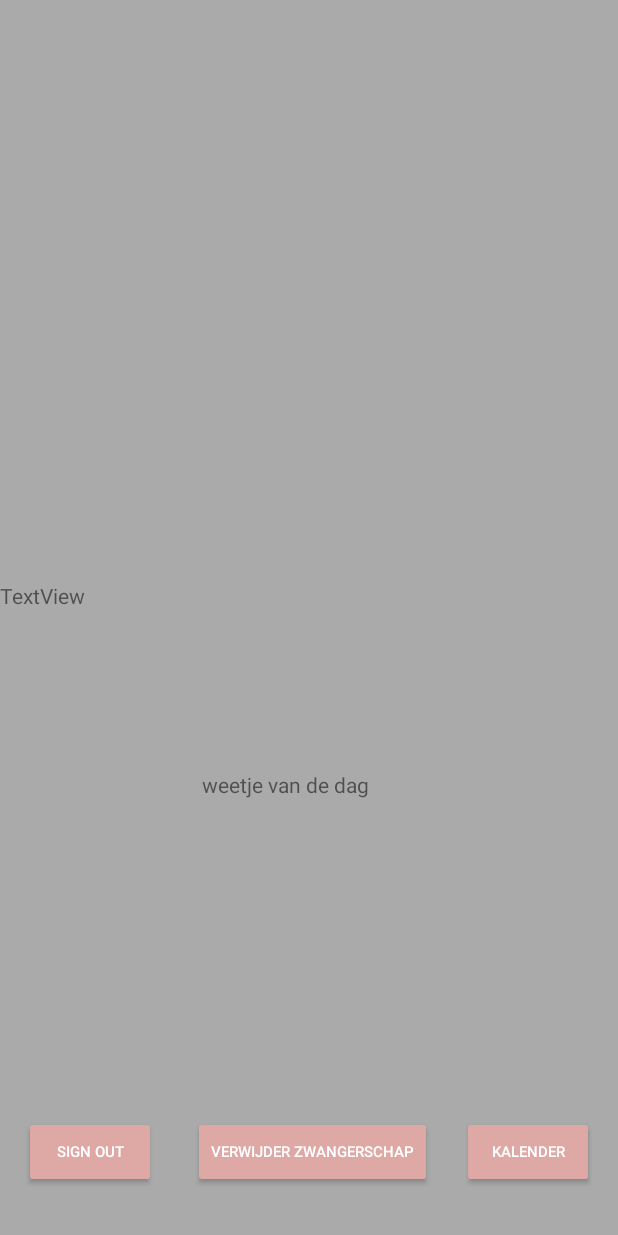
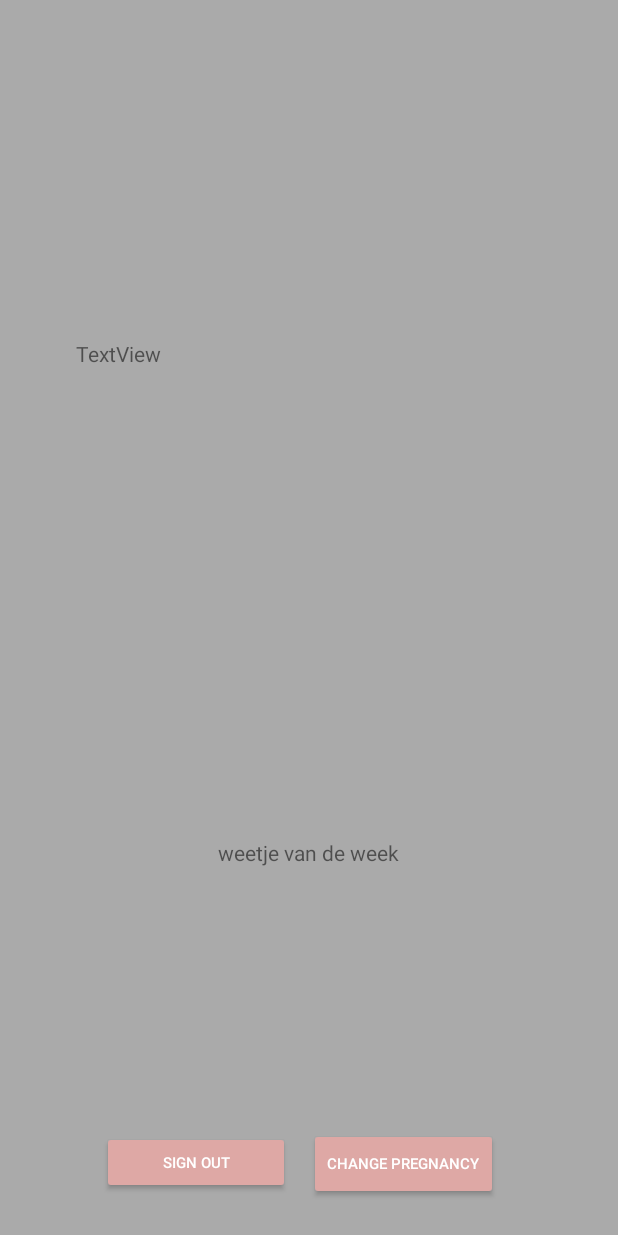
Before and after one commit to stevenbjones/Mobile4_yoann_steven, an Android app: the HomePage screen opened through its navigation route, on a phone screen of 412 x 824 dp. Run offline under Robolectric (Android 15) with nearby library versions, the phone set to English and light mode, and no system bars; our stand-ins replace Firebase (no records; nobody signed in at launch, a user with empty details on screens opened directly), Picasso; libraries missing offline, so code that uses them is left out: com.firebase.ui; 1 statement that could not run was skipped.

Commit message:
aanmaak change pagina
Ook nog aanpassingen hier en daar gedaan

```diff
--- a/bumpyBelly2/app/build.gradle
+++ b/bumpyBelly2/app/build.gradle
@@ -55,6 +55,9 @@ dependencies {
     implementation 'com.google.firebase:firebase-storage:15.0.0'
     implementation 'com.firebaseui:firebase-ui-storage:4.3.2'
 
+    implementation 'com.google.firebase:firebase-auth:19.3.1'
+    implementation 'com.google.android.gms:play-services-auth:18.0.0'
+
 
     implementation 'org.jetbrains.kotlinx:kotlinx-coroutines-android:1.3.6'
 
--- a/bumpyBelly2/app/src/main/java/com/example/bumpy_belly2/HomePage.kt
+++ b/bumpyBelly2/app/src/main/java/com/example/bumpy_belly2/HomePage.kt
@@ -1,7 +1,6 @@
 package com.example.bumpy_belly2
 
 
-import android.content.Intent
 import android.os.Bundle
 import android.view.LayoutInflater
 import android.view.View
@@ -9,10 +8,6 @@ import android.view.ViewGroup
 import androidx.fragment.app.Fragment
 import androidx.navigation.NavController
 import androidx.navigation.Navigation
-import com.bumptech.glide.Glide
-import com.bumptech.glide.module.AppGlideModule
-import com.firebase.ui.storage.images.FirebaseImageLoader
-import com.google.firebase.storage.StorageReference
 import kotlinx.android.synthetic.main.fragment_home_page.view.*
 
 
@@ -42,19 +37,19 @@ class HomePage : Fragment() {
             navController!!.navigate(R.id.action_homePage_to_welcomeFragment)
 
         }
-        view.btnKalender.setOnClickListener {
-            navController!!.navigate(R.id.action_homePage_to_kalenderFragment)
+        view.btnChangePregnancy.setOnClickListener {
+            navController!!.navigate(R.id.action_homePage_to_change_pregnancy)
 
         }
-        view.btnVerwijder.setOnClickListener {
+      //  view.btnVerwijder.setOnClickListener {
 
 
-            var mainAct = (activity as MainActivity)
-            mainAct.ZetPregnancieFalse()
-            mainAct.signout()
-            navController!!.navigate(R.id.action_homePage_to_welcomeFragment)
+           // var mainAct = (activity as MainActivity)
+          //  mainAct.ZetPregnancieFalse()
+           // mainAct.signout()
+           // navController!!.navigate(R.id.action_homePage_to_welcomeFragment)
 
-        }
+       // }
 
 
         // Inflate the layout for this fragment
--- a/bumpyBelly2/app/src/main/java/com/example/bumpy_belly2/MainActivity.kt
+++ b/bumpyBelly2/app/src/main/java/com/example/bumpy_belly2/MainActivity.kt
@@ -24,6 +24,7 @@ package com.example.bumpy_belly2
     import com.google.firebase.firestore.SetOptions
     import com.squareup.picasso.Picasso
     import kotlinx.android.synthetic.main.fragment_home_page.*
+    import kotlinx.android.synthetic.main.fragment_welcome.*
 
     import java.util.*
 
--- a/bumpyBelly2/app/src/main/res/layout/fragment_home_page.xml
+++ b/bumpyBelly2/app/src/main/res/layout/fragment_home_page.xml
@@ -14,10 +14,10 @@
 
         <Button
             android:id="@+id/sign_out"
-            android:layout_width="wrap_content"
-            android:layout_height="wrap_content"
-            android:layout_marginStart="16dp"
-            android:layout_marginBottom="32dp"
+            android:layout_width="125dp"
+            android:layout_height="42dp"
+            android:layout_marginStart="68dp"
+            android:layout_marginBottom="28dp"
             android:backgroundTint="@color/BellyRose"
             android:text="Sign out"
             android:textColor="@color/common_google_signin_btn_text_dark_default"
@@ -29,32 +29,31 @@
             android:id="@+id/txtWeek"
             android:layout_width="wrap_content"
             android:layout_height="wrap_content"
-            android:text="weetje van de dag"
+            android:layout_marginBottom="16dp"
+            android:text="weetje van de week"
             app:layout_constraintBottom_toTopOf="@+id/TxtWeetjes"
             app:layout_constraintEnd_toEndOf="parent"
-            app:layout_constraintHorizontal_bias="0.447"
-            app:layout_constraintStart_toStartOf="parent"
-            app:layout_constraintTop_toTopOf="parent"
-            app:layout_constraintVertical_bias="0.928" />
+            app:layout_constraintHorizontal_bias="0.498"
+            app:layout_constraintStart_toStartOf="parent" />
 
         <TextView
             android:id="@+id/TxtWeetjes"
-            android:layout_width="272dp"
-            android:layout_height="131dp"
-            android:layout_marginBottom="40dp"
-            app:layout_constraintBottom_toTopOf="@+id/btnVerwijder"
+            android:layout_width="321dp"
+            android:layout_height="128dp"
+            android:layout_marginBottom="32dp"
+            app:layout_constraintBottom_toTopOf="@+id/sign_out"
             app:layout_constraintEnd_toEndOf="parent"
-            app:layout_constraintHorizontal_bias="0.496"
+            app:layout_constraintHorizontal_bias="0.477"
             app:layout_constraintStart_toStartOf="parent" />
 
         <Button
-            android:id="@+id/btnKalender"
+            android:id="@+id/btnChangePregnancy"
             android:layout_width="wrap_content"
             android:layout_height="wrap_content"
-            android:layout_marginEnd="16dp"
-            android:layout_marginBottom="32dp"
+            android:layout_marginEnd="80dp"
+            android:layout_marginBottom="24dp"
             android:backgroundTint="@color/BellyRose"
-            android:text="Kalender"
+            android:text="@string/Changepregnancy"
             android:textColor="@color/common_google_signin_btn_text_dark_default"
             android:textSize="10sp"
             app:layout_constraintBottom_toBottomOf="parent"
@@ -64,38 +63,21 @@
             android:id="@+id/ImageWeek"
             android:layout_width="318dp"
             android:layout_height="186dp"
-            app:layout_constraintBottom_toBottomOf="parent"
+            android:layout_marginTop="24dp"
             app:layout_constraintEnd_toEndOf="parent"
             app:layout_constraintHorizontal_bias="0.494"
             app:layout_constraintStart_toStartOf="parent"
-            app:layout_constraintTop_toTopOf="parent"
-            app:layout_constraintVertical_bias="0.054" />
-
-        <Button
-            android:id="@+id/btnVerwijder"
-            android:layout_width="wrap_content"
-            android:layout_height="wrap_content"
-            android:layout_marginBottom="32dp"
-            android:backgroundTint="@color/BellyRose"
-            android:text="@string/VerwijderZwangerschap"
-            android:textColor="@color/common_google_signin_btn_text_dark_default"
-            android:textSize="10sp"
-            app:layout_constraintBottom_toBottomOf="parent"
-            app:layout_constraintEnd_toStartOf="@+id/btnKalender"
-            app:layout_constraintHorizontal_bias="0.552"
-            app:layout_constraintStart_toEndOf="@+id/sign_out" />
+            app:layout_constraintTop_toTopOf="parent" />
 
         <TextView
             android:id="@+id/txtFotoDetail"
-            android:layout_width="0dp"
-            android:layout_height="wrap_content"
+            android:layout_width="317dp"
+            android:layout_height="102dp"
+            android:layout_marginTop="16dp"
+            android:layout_marginEnd="44dp"
             android:text="TextView"
-            app:layout_constraintBottom_toBottomOf="parent"
             app:layout_constraintEnd_toEndOf="parent"
-            app:layout_constraintHorizontal_bias="1.0"
-            app:layout_constraintStart_toStartOf="parent"
-            app:layout_constraintTop_toTopOf="parent"
-            app:layout_constraintVertical_bias="0.481" />
+            app:layout_constraintTop_toBottomOf="@+id/ImageWeek" />
 
     </androidx.constraintlayout.widget.ConstraintLayout>
 
--- a/bumpyBelly2/app/src/main/res/navigation/nav_graph.xml
+++ b/bumpyBelly2/app/src/main/res/navigation/nav_graph.xml
@@ -4,11 +4,6 @@
     xmlns:tools="http://schemas.android.com/tools"
     android:id="@+id/nav_graph"
     app:startDestination="@id/welcomeFragment">
-    <fragment
-        android:id="@+id/kalenderFragment"
-        android:name="com.example.bumpy_belly2.KalenderFragment"
-        android:label="fragment_kalender"
-        tools:layout="@layout/fragment_kalender" />
     <fragment
         android:id="@+id/welcomeFragment"
         android:name="com.example.bumpy_belly2.WelcomeFragment"
@@ -39,10 +34,22 @@
         android:label="fragment_home_page"
         tools:layout="@layout/fragment_home_page" >
         <action
-            android:id="@+id/action_homePage_to_kalenderFragment"
-            app:destination="@id/kalenderFragment" />
+            android:id="@+id/action_homePage_to_welcomeFragment"
+            app:destination="@id/welcomeFragment" />
         <action
-            android:id="@+id/action_homePage_to_welcomeFragment"
+            android:id="@+id/action_homePage_to_change_pregnancy"
+            app:destination="@id/change_pregnancy" />
+    </fragment>
+    <fragment
+        android:id="@+id/change_pregnancy"
+        android:name="com.example.bumpy_belly2.Change_pregnancy"
+        android:label="fragment_change_pregnancy"
+        tools:layout="@layout/fragment_change_pregnancy" >
+        <action
+            android:id="@+id/action_change_pregnancy_to_homePage"
+            app:destination="@id/homePage" />
+        <action
+            android:id="@+id/action_change_pregnancy_to_welcomeFragment"
             app:destination="@id/welcomeFragment" />
     </fragment>
 </navigation>
--- a/bumpyBelly2/app/src/main/res/values/strings.xml
+++ b/bumpyBelly2/app/src/main/res/values/strings.xml
@@ -13,4 +13,8 @@
     <string name="Conceptiondate">Conception date</string>
     <string name="Gender">Gender</string>
     <string name="VerwijderZwangerschap">Verwijder zwangerschap</string>
+    <string name="Changepregnancy">Change pregnancy</string>
+    <string name="Save">Save</string>
+    <string name="YES">Yes</string>
+    <string name="CancelP">Cancel pregnancy</string>
 </resources>
--- a/bumpyBelly2/build.gradle
+++ b/bumpyBelly2/build.gradle
@@ -10,7 +10,7 @@ buildscript {
     dependencies {
         classpath 'com.android.tools.build:gradle:3.5.1'
         classpath "org.jetbrains.kotlin:kotlin-gradle-plugin:$kotlin_version"
-        classpath 'com.google.gms:google-services:4.2.0'
+        classpath 'com.google.gms:google-services:4.3.3'
         // NOTE: Do not place your application dependencies here; they belong
         // in the individual module build.gradle files
     }
```
Also changed, not shown: bumpyBelly2/app/src/main/java/com/example/bumpy_belly2/Change_pregnancy.kt (added, +80 -0 lines), bumpyBelly2/app/src/main/java/com/example/bumpy_belly2/KalenderFragment.kt (deleted, +0 -24 lines), bumpyBelly2/app/src/main/java/com/example/bumpy_belly2/ZwangerschapRegistratieFragment.kt (+0 -17 lines), bumpyBelly2/app/src/main/res/layout/fragment_change_pregnancy.xml (added, +145 -0 lines), bumpyBelly2/app/src/main/res/layout/fragment_kalender.xml (deleted, +0 -14 lines), 2 other files.
